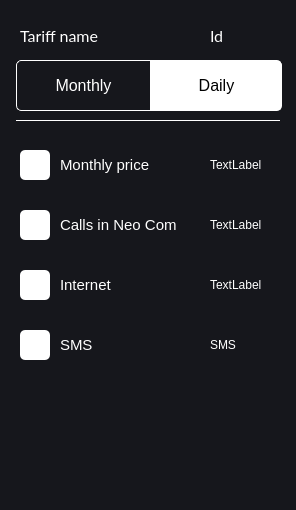
Qt form PhoneManagerGUI/ui/tariffcard.ui (tarashunchak/PhoneCompanyManager) before a commit.
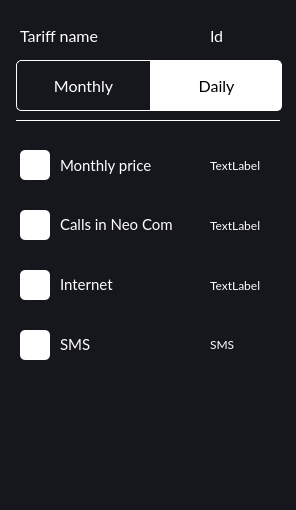
The same form after that commit.

Patch:
```diff
--- a/PhoneManagerGUI/ui/tariffcard.ui
+++ b/PhoneManagerGUI/ui/tariffcard.ui
@@ -21,7 +21,7 @@
   </property>
   <property name="styleSheet">
    <string notr="true">border-radius:5px;
-
+font-family:Lato;
 background-color:#16171C;</string>
   </property>
   <widget class="QPushButton" name="monthly_btn">
@@ -35,6 +35,7 @@
    </property>
    <property name="font">
     <font>
+     <family>Lato</family>
      <pointsize>12</pointsize>
     </font>
    </property>
@@ -62,6 +63,7 @@
    </property>
    <property name="font">
     <font>
+     <family>Lato</family>
      <pointsize>12</pointsize>
     </font>
    </property>
@@ -115,6 +117,7 @@
    </property>
    <property name="font">
     <font>
+     <family>Lato</family>
      <pointsize>11</pointsize>
     </font>
    </property>
@@ -137,6 +140,7 @@
    </property>
    <property name="font">
     <font>
+     <family>Lato</family>
      <pointsize>11</pointsize>
     </font>
    </property>
@@ -162,6 +166,7 @@
    </property>
    <property name="font">
     <font>
+     <family>Lato</family>
      <pointsize>11</pointsize>
     </font>
    </property>
@@ -345,6 +350,7 @@
    </property>
    <property name="font">
     <font>
+     <family>Lato</family>
      <pointsize>11</pointsize>
     </font>
    </property>
```
